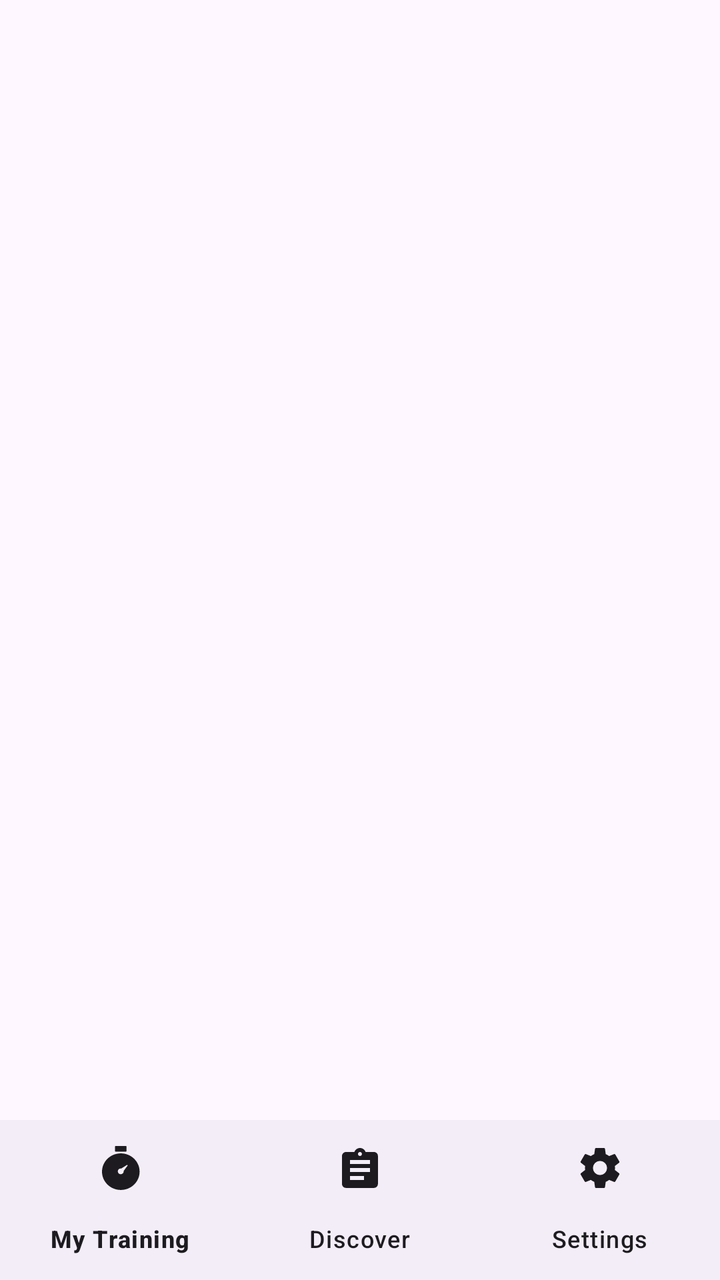
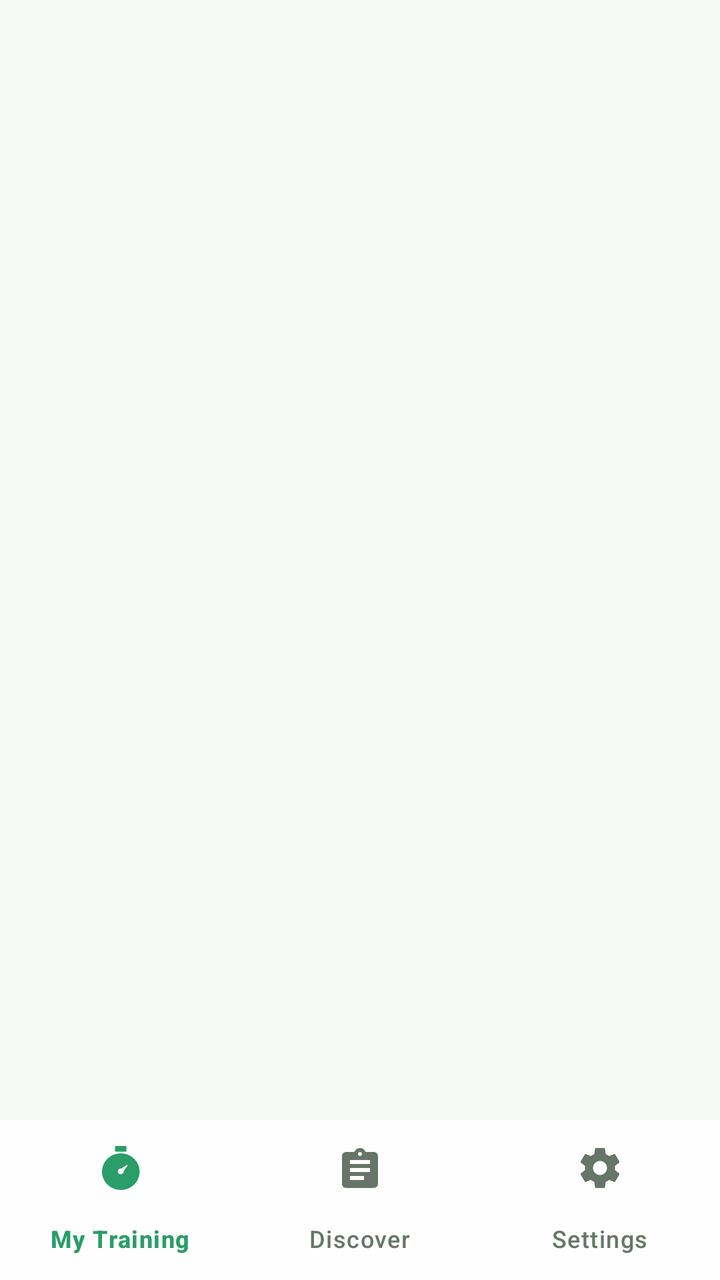

The first picture is an Android layout as it rendered before a commit; the second is the same layout after the commit. The layout source and the unified diff follow.
<!-- AndroidManifest.xml: application theme Theme.Yoga -->
<!-- res/layout/activity_main.xml -->
<?xml version="1.0" encoding="utf-8"?>
<androidx.constraintlayout.widget.ConstraintLayout xmlns:android="http://schemas.android.com/apk/res/android"
    xmlns:app="http://schemas.android.com/apk/res-auto"
    xmlns:tools="http://schemas.android.com/tools"
    android:id="@+id/main"
    android:layout_width="match_parent"
    android:layout_height="match_parent"
    tools:context=".presentation.activity.MainActivity">

    <androidx.coordinatorlayout.widget.CoordinatorLayout
        android:layout_width="match_parent"
        android:layout_height="match_parent">

        <androidx.viewpager.widget.ViewPager
            android:id="@+id/vPager"
            android:layout_width="match_parent"
            android:layout_height="match_parent"
            android:layout_marginBottom="?attr/actionBarSize" />

        <com.google.android.material.bottomnavigation.BottomNavigationView
            android:id="@+id/bottomBarNav"
            android:layout_width="match_parent"
            android:layout_height="wrap_content"
            android:layout_gravity="bottom"
            app:menu="@menu/bottom_nav_menu"
            app:itemRippleColor="?attr/colorPrimary"
            app:itemTextColor="?attr/colorOnSurface"
            app:itemIconTint="?attr/colorOnSurface"
            style="@style/Widget.Material3.BottomNavigationView" />

    </androidx.coordinatorlayout.widget.CoordinatorLayout>

</androidx.constraintlayout.widget.ConstraintLayout>
<!-- resources referenced by this layout -->
<resources>
  <style name="Theme.Yoga" parent="Base.Theme.Yoga" />
  <style name="Base.Theme.Yoga" parent="Theme.Material3.DayNight.NoActionBar">
          <item name="colorPrimary">@color/primary</item>
          <item name="colorPrimaryDark">@color/colorPrimaryDark</item>
          <item name="colorAccent">@color/colorAccent</item>
          <item name="android:statusBarColor">@color/colorPrimaryDark</item>
      </style>
  <color name="primary">#0c0c0e</color>
  <color name="colorPrimaryDark">#0c0c0e</color>
  <color name="colorAccent">#2c2c2e</color>
</resources>

<!-- the commit's change to res/layout/activity_main.xml (unified diff, before → after) -->
@@ -5,6 +5,7 @@
     android:id="@+id/main"
     android:layout_width="match_parent"
     android:layout_height="match_parent"
+    android:background="@color/screen_background"
     tools:context=".presentation.activity.MainActivity">
 
     <androidx.coordinatorlayout.widget.CoordinatorLayout
@@ -22,10 +23,11 @@
             android:layout_width="match_parent"
             android:layout_height="wrap_content"
             android:layout_gravity="bottom"
+            android:background="@color/bottom_nav_background"
             app:menu="@menu/bottom_nav_menu"
             app:itemRippleColor="?attr/colorPrimary"
-            app:itemTextColor="?attr/colorOnSurface"
-            app:itemIconTint="?attr/colorOnSurface"
+            app:itemTextColor="@color/bottom_nav_item_tint"
+            app:itemIconTint="@color/bottom_nav_item_tint"
             style="@style/Widget.Material3.BottomNavigationView" />
 
     </androidx.coordinatorlayout.widget.CoordinatorLayout>
<!-- resource entries referenced after the edit -->
@@ -1,14 +1,22 @@
 <!-- resources referenced by this layout -->
 <resources>
+  <color name="bottom_nav_background">#FFFFFF</color>
+  <color name="screen_background">#F6FAF7</color>
   <style name="Theme.Yoga" parent="Base.Theme.Yoga" />
   <style name="Base.Theme.Yoga" parent="Theme.Material3.DayNight.NoActionBar">
           <item name="colorPrimary">@color/primary</item>
           <item name="colorPrimaryDark">@color/colorPrimaryDark</item>
           <item name="colorAccent">@color/colorAccent</item>
+          <item name="colorSurface">@color/surface_card</item>
+          <item name="colorOnSurface">@color/text_primary</item>
+          <item name="android:windowLightStatusBar" tools:targetApi="m">true</item>
+          <item name="android:navigationBarColor">@color/bottom_nav_background</item>
           <item name="android:statusBarColor">@color/colorPrimaryDark</item>
       </style>
-  <color name="primary">#0c0c0e</color>
-  <color name="colorPrimaryDark">#0c0c0e</color>
-  <color name="colorAccent">#2c2c2e</color>
+  <color name="primary">#F6FAF7</color>
+  <color name="colorPrimaryDark">#1C6B4A</color>
+  <color name="colorAccent">#2A9D68</color>
+  <color name="surface_card">#FFFFFF</color>
+  <color name="text_primary">#17211B</color>
 </resources>
 
